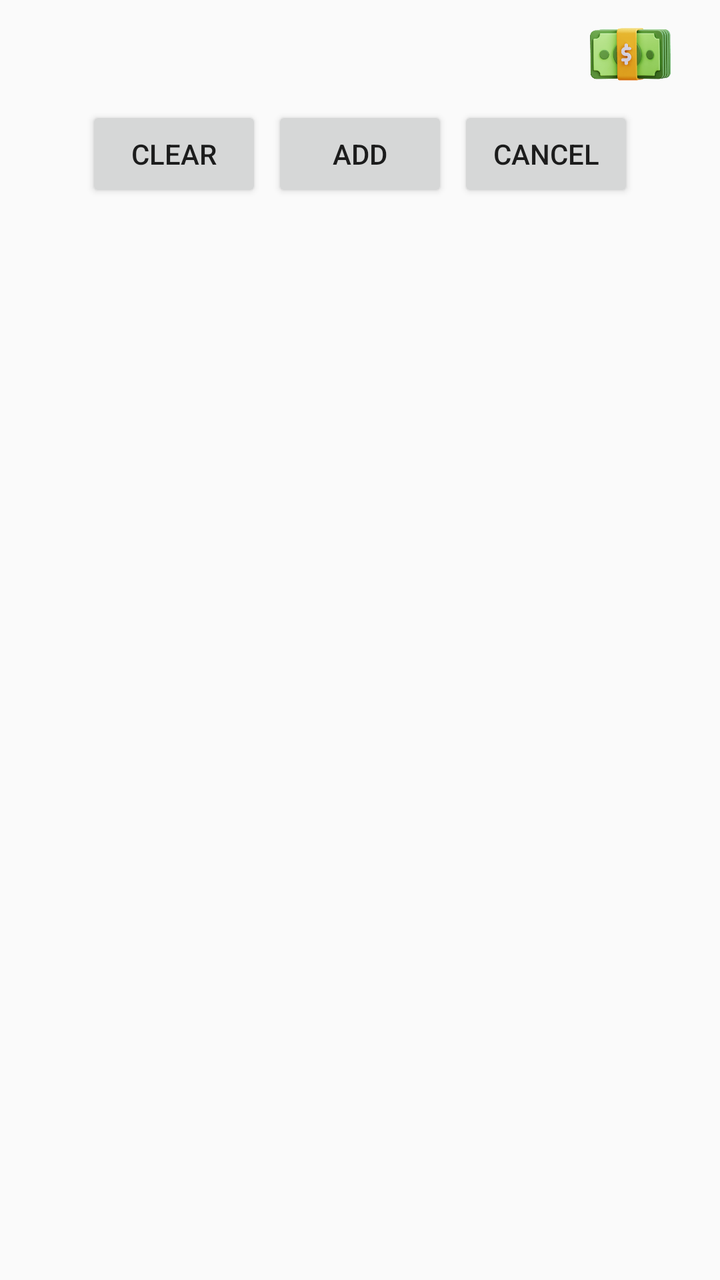
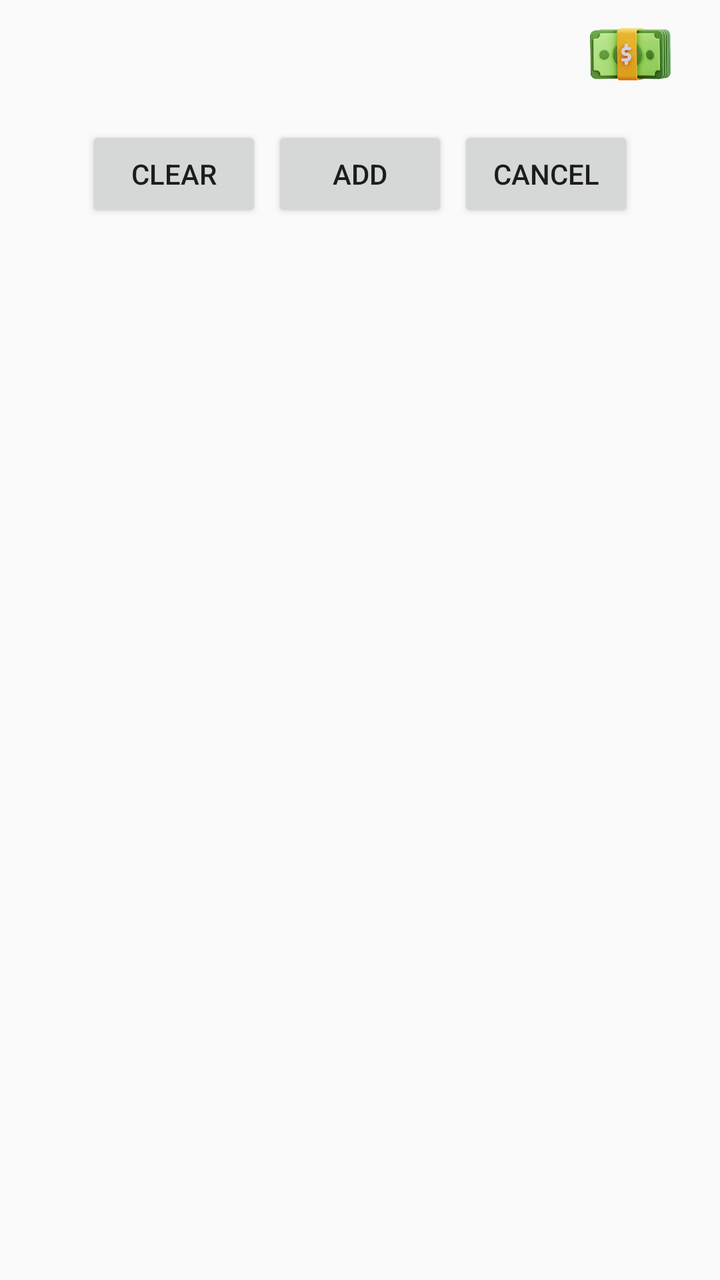

The first picture is an Android layout as it rendered before a commit; the second is the same layout after the commit. The layout source and the unified diff follow.
<!-- AndroidManifest.xml: application theme AppTheme -->
<!-- res/layout/editor.xml -->
<?xml version="1.0" encoding="utf-8"?>
<LinearLayout
	xmlns:android="http://schemas.android.com/apk/res/android"
	android:layout_width="match_parent"
	android:layout_height="match_parent"
	android:orientation="vertical">

	<RelativeLayout
		android:orientation="vertical"
		android:layout_width="match_parent"
		android:layout_height="wrap_content"
		android:layout_weight="1">
		
		<ImageButton 
			android:id="@+id/editorIbBudget"
			android:layout_width="80dp"
			android:layout_height="40dp"
			android:layout_marginTop="7dp"
			android:layout_marginRight="5dp"
			android:padding="5dp"
			android:background="?android:attr/selectableItemBackground"
			android:src="@drawable/logo_cash"
			android:scaleType="fitCenter"
			android:layout_alignParentRight="true"
			android:layout_alignParentTop="true"/>
		
		<GridLayout
			android:id="@+id/editorLayoutTop"
			android:layout_width="match_parent"
			android:layout_height="wrap_content"
			android:layout_marginTop="13dp"
			android:columnCount="2"
			android:alignmentMode="alignBounds">
		</GridLayout>

		<LinearLayout
			android:id="@+id/editorLayoutButtons"
			android:orientation="horizontal"
			android:layout_width="match_parent"
			android:layout_height="wrap_content"
			android:gravity="center"
			android:layout_marginTop="40dp"
			android:layout_below="@id/editorLayoutTop">

			<Button
				android:id="@+id/editorBtnClear"
				android:layout_width="wrap_content"
				android:layout_height="wrap_content"
				android:text="Clear"/>

			<Button
				android:id="@+id/editorBtnAdd"
				android:layout_width="wrap_content"
				android:layout_height="wrap_content"
				android:text="Add"
				android:layout_marginLeft="5dp"
				android:layout_marginRight="5dp"/>

			<Button
				android:id="@+id/editorBtnCancel"
				android:layout_width="wrap_content"
				android:layout_height="wrap_content"
				android:text="Cancel"/>

		</LinearLayout>
	
	</RelativeLayout>>

</LinearLayout>
<!-- resources referenced by this layout -->
<resources>
  <!-- drawable logo_cash: png bitmap (drawable, 66329 bytes) -->
  <style name="AppTheme" parent="@android:style/Theme.Holo.Light">
  	</style>
</resources>

<!-- the commit's change to res/layout/editor.xml (unified diff, before → after) -->
@@ -39,7 +39,7 @@
 			android:layout_width="match_parent"
 			android:layout_height="wrap_content"
 			android:gravity="center"
-			android:layout_marginTop="40dp"
+			android:layout_marginTop="50dp"
 			android:layout_below="@id/editorLayoutTop">
 
 			<Button
